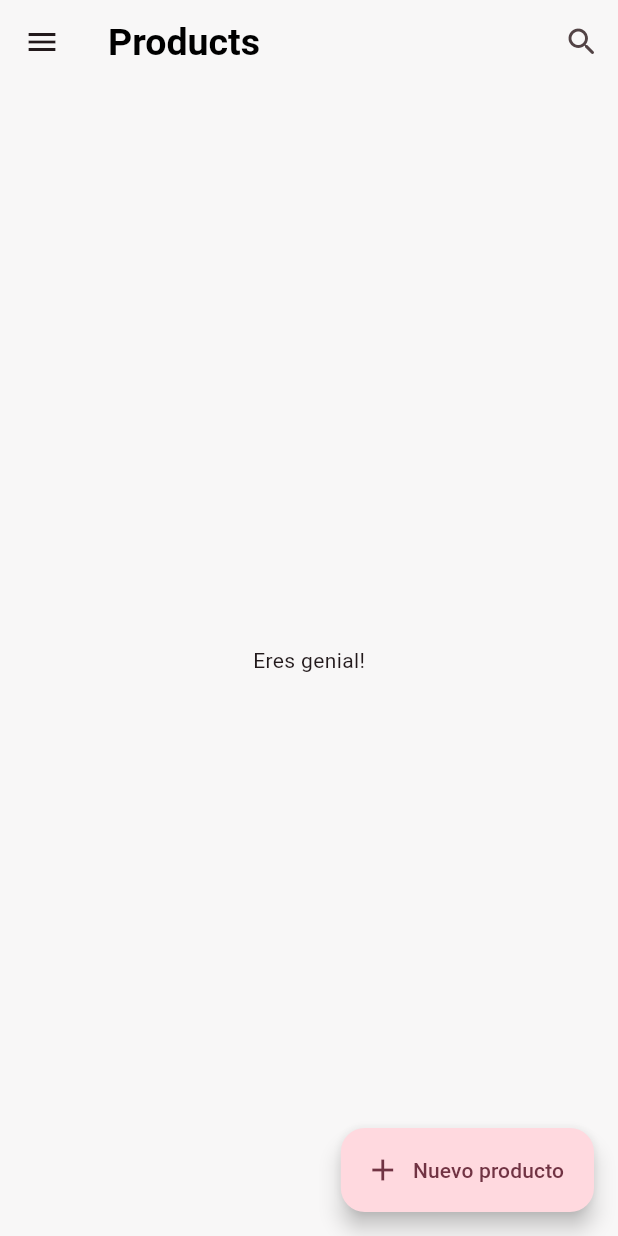
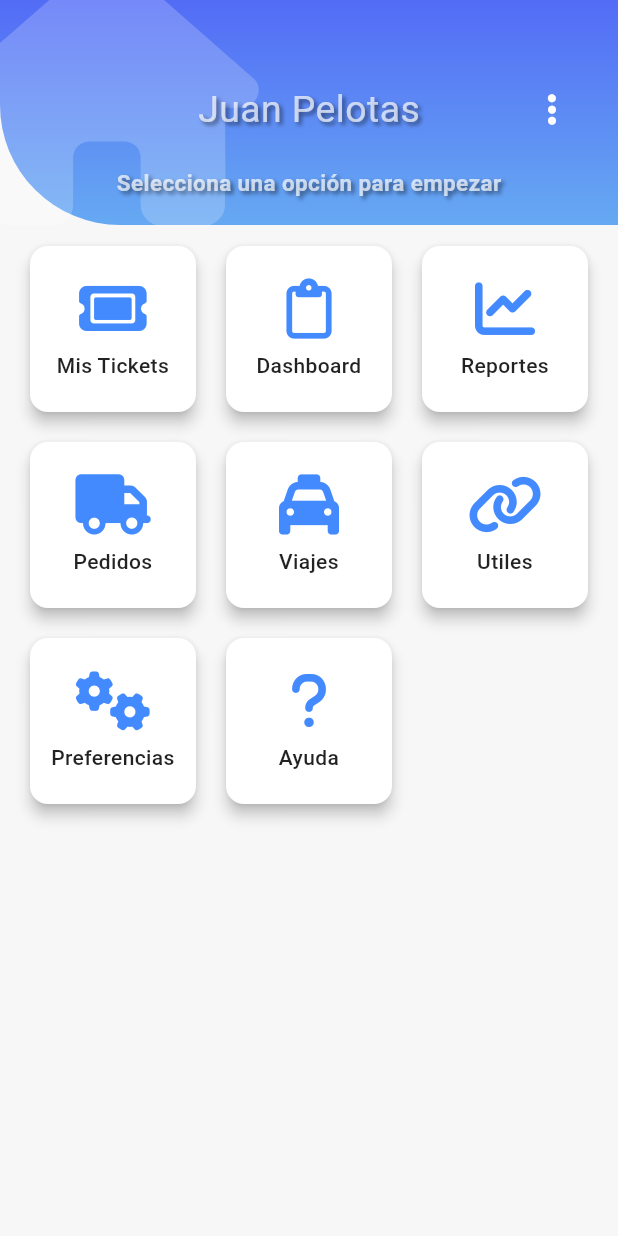
Before and after one commit to zeam2003/int_app, a Flutter app: the CentralScreen screen opened by its route, on a phone screen of 412 x 824 dp. Run offline on Flutter 3.47's test engine with Material 3 defaults, Android fonts, the light colour scheme and no system bars; our stand-ins replace dio, flutter_dotenv, flutter_riverpod, font_awesome_flutter, formz, go_router and 2 more; accounts and stored records are empty; statements that could not run were skipped.

Commit message:
Botones del menu dashboard

```diff
--- a/lib/features/auth/presentation/screens/login_screen.dart
+++ b/lib/features/auth/presentation/screens/login_screen.dart
@@ -98,6 +98,7 @@ class _LoginForm extends ConsumerWidget {
             label: 'Contraseña',
             obscureText: true,
             onChanged: ref.read(loginFormProvider.notifier).onPasswordChange,
+            onFieldSubmitted: (_) => ref.read(loginFormProvider.notifier).onFormSubmit,
             errorMessage: loginForm.isFormPosted ?
               loginForm.password.errorMessage
               : null,
--- a/lib/features/dashboard/central_screen.dart
+++ b/lib/features/dashboard/central_screen.dart
@@ -1,6 +1,8 @@
 
 import 'package:flutter/material.dart';
+import 'package:font_awesome_flutter/font_awesome_flutter.dart';
 import 'package:int_app/features/shared/shared.dart';
+import 'package:int_app/features/shared/widgets/dashboard_menu.dart';
 
 class CentralScreen extends StatelessWidget {
   const CentralScreen({super.key});
@@ -12,7 +14,7 @@ class CentralScreen extends StatelessWidget {
 
     return Scaffold(
       drawer: SideMenu( scaffoldKey: scaffoldKey ),
-      appBar: AppBar(
+      /* appBar: AppBar(
         title: const Text('Products'),
         actions: [
           IconButton(
@@ -20,15 +22,64 @@ class CentralScreen extends StatelessWidget {
             icon: const Icon( Icons.search_rounded)
           )
         ],
-      ),
-      body: const _ProductsView(),
-      floatingActionButton: FloatingActionButton.extended(
-        label: const Text('Nuevo producto'),
-        icon: const Icon( Icons.add ),
-        onPressed: () {},
-      ),
+      ), */
+      body: const Stack(
+        children: [
+          _HeaderDashboad(),
+          SizedBox(height: 280,),
+
+          Expanded(child: DashboardMenu())
+        ],
+      )
     );
   }
+}
+
+class _HeaderDashboad extends StatelessWidget {
+  const _HeaderDashboad();
+
+  @override
+  Widget build(BuildContext context) {
+    return Stack(
+      children: [
+         _HeaderInnerDash(),
+      ]
+
+
+      ,
+
+    );
+  }
+
+}
+
+class _HeaderInnerDash extends StatelessWidget {
+  @override
+  Widget build(BuildContext context) {
+    return Stack(
+      children: [
+        const IconHeader(
+          icon: FontAwesomeIcons.house,
+          title: 'Juan Pelotas',
+          subtitulo: 'Selecciona una opción para empezar',
+          color2: Color(0xff66a9f2),
+          color1: Color(0xff536cf6),
+         ),
+         Positioned(
+          right: 0,
+          top: 46,
+          child: RawMaterialButton(
+            onPressed: (){},
+            shape: const CircleBorder(),
+            padding: const EdgeInsets.all(15.0),
+            child: const FaIcon(FontAwesomeIcons.ellipsisVertical, color: Colors.white,)
+            ),
+        ),
+      ],
+    );
+
+  }
+
 }
 
 
--- a/lib/features/shared/shared.dart
+++ b/lib/features/shared/shared.dart
@@ -3,3 +3,4 @@ export 'widgets/geometrical_background.dart';
 export 'widgets/custom_text_form_field.dart';
 export 'widgets/custom_filled_button.dart';
 export 'widgets/side_menu.dart';
+export 'widgets/header_gradient.dart';
--- /dev/null
+++ b/lib/features/shared/widgets/dashboard_menu.dart
@@ -0,0 +1,87 @@
+import 'package:flutter/material.dart';
+import 'package:font_awesome_flutter/font_awesome_flutter.dart';
+
+class DashboardMenu extends StatelessWidget {
+  const DashboardMenu({super.key});
+
+  @override
+  Widget build(BuildContext context) {
+    final menuItems = [
+      _MenuItem(
+        icon: FontAwesomeIcons.ticket,
+        label: 'Mis Tickets'),
+      _MenuItem(icon: FontAwesomeIcons.clipboard, label: 'Dashboard'),
+      _MenuItem(icon: FontAwesomeIcons.chartLine, label: 'Reportes'),
+      _MenuItem(icon: FontAwesomeIcons.truck, label: 'Pedidos'),
+      _MenuItem(icon: FontAwesomeIcons.taxi, label: 'Viajes'),
+      _MenuItem(icon: FontAwesomeIcons.link, label: 'Utiles'),
+      _MenuItem(icon: FontAwesomeIcons.gears, label: 'Preferencias'),
+      _MenuItem(icon: FontAwesomeIcons.question, label: 'Ayuda'),
+
+    ];
+
+    return Padding(
+
+      padding: const EdgeInsets.symmetric(vertical: 160, horizontal: 16),
+      child: GridView.builder(
+        shrinkWrap: true,
+        gridDelegate: const SliverGridDelegateWithFixedCrossAxisCount(
+          crossAxisCount: 3, // Cantidad de columnas
+          crossAxisSpacing: 12.0, // Espacio horizontal entre los ítems
+          mainAxisSpacing: 12.0, // Espacio vertical entre los ítems
+        ),
+        itemCount: menuItems.length,
+        itemBuilder: (context, index) {
+          final item = menuItems[index];
+          return _MenuCard(item: item);
+        },
+      ),
+    );
+  }
+}
+
+class _MenuItem {
+  final IconData icon;
+  final String label;
+
+  _MenuItem({required this.icon, required this.label});
+}
+
+class _MenuCard extends StatelessWidget {
+  final _MenuItem item;
+
+  const _MenuCard({required this.item});
+
+  @override
+  Widget build(BuildContext context) {
+    return GestureDetector(
+      onTap: () {
+        // Acciones al hacer clic en el ítem
+        print('Seleccionaste ${item.label}');
+      },
+      child: Card(
+        elevation: 4,
+        color: Colors.white,
+        shape: RoundedRectangleBorder(
+          borderRadius: BorderRadius.circular(12.0),
+        ),
+        child: Column(
+          mainAxisAlignment: MainAxisAlignment.center,
+          children: [
+            FaIcon(item.icon, size: 40, color: Colors.blueAccent),
+            const SizedBox(height: 8.0),
+            Text(
+              item.label,
+              textAlign: TextAlign.center,
+              style: const TextStyle(
+                fontSize: 14.0,
+                fontWeight: FontWeight.w500,
+                color: Colors.black87,
+              ),
+            ),
+          ],
+        ),
+      ),
+    );
+  }
+}
--- /dev/null
+++ b/lib/features/shared/widgets/header_gradient.dart
@@ -0,0 +1,459 @@
+import 'package:flutter/material.dart';
+import 'package:font_awesome_flutter/font_awesome_flutter.dart';
+
+
+class HeaderCuadrado extends StatelessWidget {
+  const HeaderCuadrado({super.key});
+
+  @override
+  Widget build(BuildContext context) {
+    return Container(
+      height: 300,
+      color: const Color(0xff615AAB),
+    );
+  }
+}
+
+class HeaderBordesRedondeados extends StatelessWidget {
+  const HeaderBordesRedondeados({super.key});
+
+  @override
+  Widget build(BuildContext context) {
+    return Container(
+      height: 300,
+
+      decoration: const BoxDecoration(
+        color:  Color(0xff615AAB),
+        borderRadius: BorderRadius.only(
+          bottomLeft: Radius.circular(70),
+          bottomRight: Radius.circular(70)
+        )
+      ),
+    );
+  }
+}
+
+
+class Headerdiagonal extends StatelessWidget {
+  const Headerdiagonal({super.key});
+
+  @override
+  Widget build(BuildContext context) {
+    return Container(
+      height: double.infinity,
+      width: double.infinity,
+      //color: const Color(0xff615AAB),
+      child: CustomPaint(
+        painter: _HeaderDiagonalPainter(),
+      ),
+    );
+  }
+}
+
+class _HeaderDiagonalPainter extends CustomPainter{
+  @override
+  void paint(Canvas canvas, Size size) {
+    final lapiz =  Paint();
+    //Propiedades
+    lapiz.color = const  Color(0xff615AAB);
+    lapiz.style = PaintingStyle.fill;
+    lapiz.strokeWidth = 2;
+
+    final path =  Path();
+
+    //Dibujar con el lapiz
+    path.moveTo(0, size.height * 0.35);
+    path.lineTo(size.width, size.height * 0.30);
+    path.lineTo(size.width, 0);
+    path.lineTo(0, 0);
+    //path.lineTo(0, size.height * 0.5);
+
+
+
+    canvas.drawPath(path, lapiz);
+
+
+  }
+
+  @override
+  bool shouldRepaint(covariant CustomPainter oldDelegate) {
+    return true;
+  }
+
+}
+
+class HeaderTriangular extends StatelessWidget {
+  const HeaderTriangular({super.key});
+
+  @override
+  Widget build(BuildContext context) {
+    return Container(
+      height: double.infinity,
+      width: double.infinity,
+      //color: const Color(0xff615AAB),
+      child: CustomPaint(
+        painter: _HeaderTriangularPainter(),
+      ),
+    );
+  }
+}
+
+
+class _HeaderTriangularPainter extends CustomPainter{
+  @override
+  void paint(Canvas canvas, Size size) {
+    final lapiz =  Paint();
+    //Propiedades
+    lapiz.color = const  Color(0xff615AAB);
+    lapiz.style = PaintingStyle.fill;
+    lapiz.strokeWidth = 2;
+
+    final path =  Path();
+
+    //Dibujar con el lapiz
+    //path.moveTo(0, 0);
+    path.lineTo(size.width, size.height );
+    path.lineTo(0, size.height);
+    //path.lineTo(0, 0);
+    //path.lineTo(0, size.height * 0.5);
+
+
+
+    canvas.drawPath(path, lapiz);
+
+
+  }
+
+  @override
+  bool shouldRepaint(covariant CustomPainter oldDelegate) {
+    return true;
+  }
+
+}
+
+
+class HeaderPico extends StatelessWidget {
+  const HeaderPico({super.key});
+
+  @override
+  Widget build(BuildContext context) {
+    return Container(
+      height: double.infinity,
+      width: double.infinity,
+      //color: const Color(0xff615AAB),
+      child: CustomPaint(
+        painter: _HeaderPicoPainter(),
+      ),
+    );
+  }
+}
+
+
+class _HeaderPicoPainter extends CustomPainter{
+  @override
+  void paint(Canvas canvas, Size size) {
+    final lapiz =  Paint();
+    //Propiedades
+    lapiz.color = const  Color(0xff615AAB);
+    lapiz.style = PaintingStyle.fill;
+    lapiz.strokeWidth = 2;
+
+    final path =  Path();
+
+    //Dibujar con el lapiz
+
+    path.lineTo(0, size.height * 0.25 );
+    path.lineTo(size.width * 0.5, size.height * 0.30 );
+    path.lineTo(size.width, size.height * 0.25 );
+    path.lineTo(size.width, 0);
+
+    canvas.drawPath(path, lapiz);
+
+
+  }
+
+  @override
+  bool shouldRepaint(covariant CustomPainter oldDelegate) {
+    return true;
+  }
+
+}
+
+
+class HeaderCurvo extends StatelessWidget {
+  const HeaderCurvo({super.key});
+
+  @override
+  Widget build(BuildContext context) {
+    return Container(
+      height: double.infinity,
+      width: double.infinity,
+      //color: const Color(0xff615AAB),
+      child: CustomPaint(
+        painter: _HeaderCurvoPainter(),
+      ),
+    );
+  }
+}
+
+
+class _HeaderCurvoPainter extends CustomPainter{
+  @override
+  void paint(Canvas canvas, Size size) {
+    final lapiz =  Paint();
+    //Propiedades
+    lapiz.color = const  Color(0xff615AAB);
+    lapiz.style = PaintingStyle.fill;
+    lapiz.strokeWidth = 20;
+
+    final path =  Path();
+
+    //Dibujar con el lapiz
+
+    path.lineTo(0, size.height * 0.25 );
+    //path.lineTo(size.width, size.height * 0.25 );
+    path.quadraticBezierTo(size.width  * 0.50, size.height * 0.40, size.width, size.height * 0.25);
+    path.lineTo(size.width, 0);
+
+
+    canvas.drawPath(path, lapiz);
+
+
+  }
+
+  @override
+  bool shouldRepaint(covariant CustomPainter oldDelegate) {
+    return true;
+  }
+
+}
+
+class HeaderWaves extends StatelessWidget {
+  const HeaderWaves({super.key});
+
+  @override
+  Widget build(BuildContext context) {
+    return Container(
+      height: double.infinity,
+      width: double.infinity,
+      //color: const Color(0xff615AAB),
+      child: CustomPaint(
+        painter: _HeaderWavesPainter(),
+      ),
+    );
+  }
+}
+
+
+class _HeaderWavesPainter extends CustomPainter{
+  @override
+  void paint(Canvas canvas, Size size) {
+    final lapiz =  Paint();
+    //Propiedades
+    lapiz.color = const  Color(0xff615AAB);
+    lapiz.style = PaintingStyle.fill;
+    lapiz.strokeWidth = 20;
+
+    final path =  Path();
+
+    //Dibujar con el lapiz
+
+    path.lineTo(0, size.height * 0.25 );
+    //path.lineTo(size.width, size.height * 0.25 );
+    path.quadraticBezierTo(size.width  * 0.25, size.height * 0.30, size.width * 0.50, size.height * 0.25);
+    path.quadraticBezierTo(size.width  * 0.75, size.height * 0.20, size.width, size.height * 0.25);
+    path.lineTo(size.width, 0);
+
+
+    canvas.drawPath(path, lapiz);
+
+
+  }
+
+  @override
+  bool shouldRepaint(covariant CustomPainter oldDelegate) {
+    return true;
+  }
+
+
+}
+
+
+
+
+
+
+class HeaderGradientWaves extends StatelessWidget {
+  const HeaderGradientWaves({super.key});
+
+  @override
+  Widget build(BuildContext context) {
+    return Container(
+      height: double.infinity,
+      width: double.infinity,
+      //color: const Color(0xff615AAB),
+      child: CustomPaint(
+        painter: _HeaderWavesGradientPainter(),
+      ),
+    );
+  }
+}
+
+
+class _HeaderWavesGradientPainter extends CustomPainter{
+  @override
+  void paint(Canvas canvas, Size size) {
+
+    final Rect rect = Rect.fromCircle(center: const Offset(0, 55.0), radius: 180);
+
+    const Gradient gradient =   LinearGradient(
+      begin: Alignment.topCenter,
+      end: Alignment.bottomCenter,
+      colors: <Color>[
+        Color(0xff6D05E8),
+        Color(0xffC012FF),
+        Color(0xff6D05FA),
+      ],
+      stops: [
+        0.2,
+        0.5,
+        1.0
+      ]
+
+
+    );
+    final lapiz =  Paint()..shader = gradient.createShader(rect);
+    //Propiedades
+    lapiz.color = const  Color(0xff615AAB);
+    lapiz.style = PaintingStyle.fill;
+    lapiz.strokeWidth = 20;
+
+    final path =  Path();
+
+    //Dibujar con el lapiz
+
+    path.lineTo(0, size.height * 0.25 );
+    //path.lineTo(size.width, size.height * 0.25 );
+    path.quadraticBezierTo(size.width  * 0.25, size.height * 0.30, size.width * 0.50, size.height * 0.25);
+    path.quadraticBezierTo(size.width  * 0.75, size.height * 0.20, size.width, size.height * 0.25);
+    path.lineTo(size.width, 0);
+
+
+    canvas.drawPath(path, lapiz);
+
+
+  }
+
+  @override
+  bool shouldRepaint(covariant CustomPainter oldDelegate) {
+    return true;
+  }
+
+
+}
+
+
+class IconHeader extends StatelessWidget {
+
+  final IconData icon;
+  final String title;
+  final String subtitulo;
+  final Color color1;
+  final Color color2;
+  const IconHeader({
+    super.key,
+    required this.icon,
+    required this.title,
+    required this.subtitulo,
+    this.color1 = Colors.grey,
+    this.color2 = Colors.blueGrey
+  });
+
+  @override
+  Widget build(BuildContext context) {
+
+    final Color colorBlanco = const Color.fromARGB(255, 255, 255, 255).withOpacity(0.7);
+
+
+    return  Stack(
+      children: [
+        _IconHeaderBackground(
+          color1: color1,
+          color2: color2
+        ),
+
+        Positioned(
+          top: -30,
+          left: -30,
+          child: FaIcon(icon, size: 180, color: Colors.white.withOpacity(0.2),)
+        ),
+        Column(
+          children: <Widget> [
+            const SizedBox(height: 55,width: double.infinity,),
+            Text(title, style: TextStyle(
+              fontSize: 25,
+              color: colorBlanco,
+              shadows: [
+                Shadow(
+                  offset:const  Offset(2.0,2.0),
+                  blurRadius: 3.0,
+                  color: Colors.black.withOpacity(0.5)
+
+                )
+              ]
+            ),
+          ),
+            const SizedBox(height: 20,),
+            Text(subtitulo, style: TextStyle(
+              fontSize: 15,
+              color: colorBlanco,
+              fontWeight: FontWeight.bold,
+              shadows: [
+                Shadow(
+                  offset:const  Offset(2.0,2.0),
+                  blurRadius: 3.0,
+                  color: Colors.black.withOpacity(0.5)
+
+                )
+              ]
+            ),
+          ),
+            const SizedBox(height: 20,),
+            //FaIcon(icon, size: 80, color: Colors.white,)
+          ]
+        )
+      ],
+    );
+  }
+}
+
+class _IconHeaderBackground extends StatelessWidget {
+
+  final Color color1;
+  final Color color2;
+  const _IconHeaderBackground({required this.color1, required this.color2}
+
+  );
+
+  @override
+  Widget build(BuildContext context) {
+    return Container(
+      width: double.infinity,
+      height: 150,
+      decoration: BoxDecoration(
+        //color: Colors.red,
+        borderRadius: const BorderRadius.only(bottomLeft: Radius.circular(80)),
+        gradient: LinearGradient(
+          begin: Alignment.topCenter,
+          end: Alignment.bottomCenter,
+          colors: <Color> [
+            color1,
+            color2
+          //  Color(0xff526BF6),
+          //  Color(0xff67ACF2),
+          ]
+        )
+      ),
+    );
+  }
+}
--- a/pubspec.yaml
+++ b/pubspec.yaml
@@ -12,6 +12,7 @@ dependencies:
     sdk: flutter
   flutter_dotenv: ^5.2.1
   flutter_riverpod: ^2.6.1
+  font_awesome_flutter: ^10.8.0
   formz: ^0.8.0
   go_router: ^14.3.0
   google_fonts: ^6.2.1
```
Also changed, not shown: lib/features/shared/widgets/ticket_summary.dart (added, +47 -0 lines), pubspec.lock.
